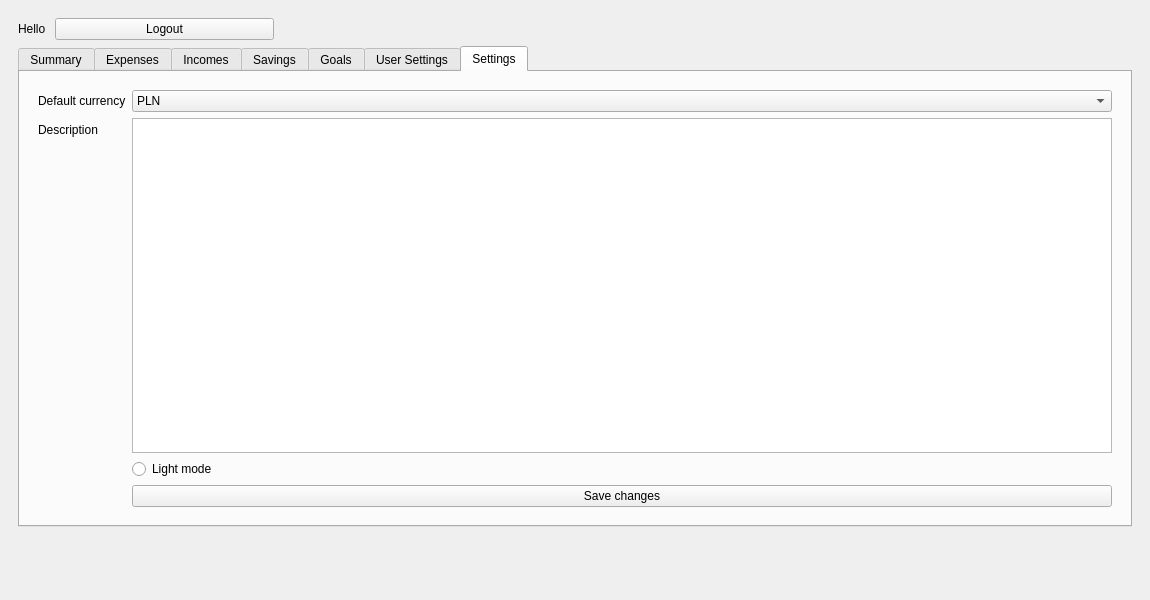
Old version of the form GigaBudget/mainwindow.ui in the repository Kapiura/BudgetPlanner.
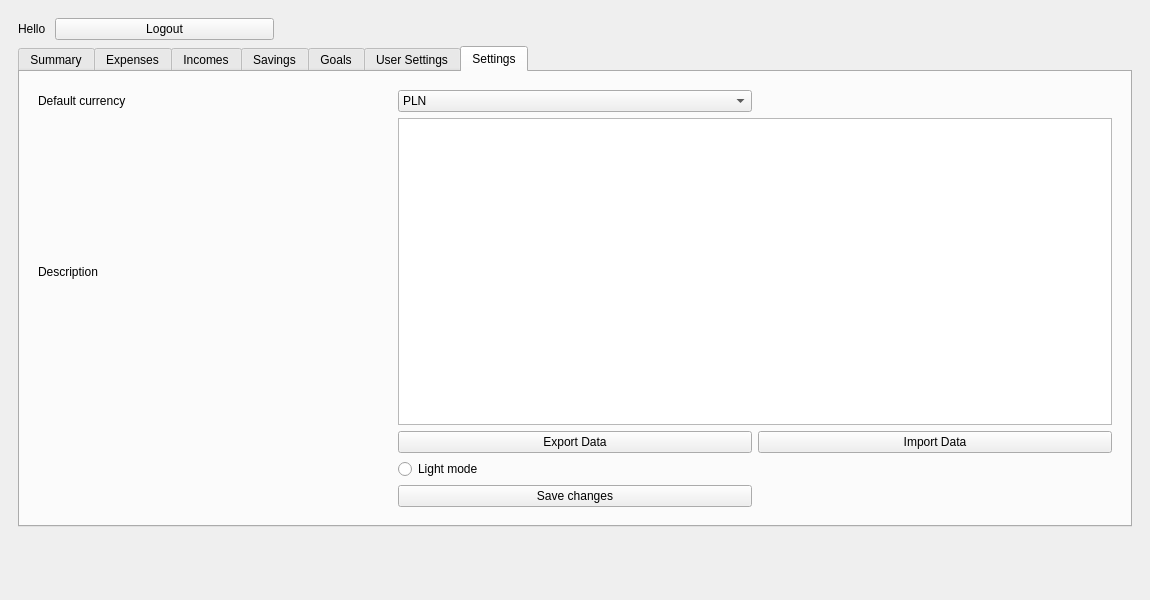
New version of the form. The open tabs and pages were chosen to show the change.

Commit message: Add new features in ui - new two buttons - Export and import data from database

Patch:
```diff
--- a/GigaBudget/mainwindow.ui
+++ b/GigaBudget/mainwindow.ui
@@ -580,7 +580,7 @@
                 <height>191</height>
                </size>
               </property>
-              <layout class="QFormLayout" name="formLayout_6">
+              <layout class="QGridLayout" name="gridLayout">
                <item row="0" column="0">
                 <widget class="QLabel" name="label_14">
                  <property name="text">
@@ -609,23 +609,37 @@
                  </property>
                 </widget>
                </item>
-               <item row="1" column="1">
+               <item row="1" column="1" colspan="2">
                 <widget class="QTextBrowser" name="settingsDesc"/>
                </item>
-               <item row="3" column="1">
-                <widget class="QPushButton" name="settingsSaveChanges">
-                 <property name="text">
-                  <string>Save changes</string>
-                 </property>
-                </widget>
-               </item>
                <item row="2" column="1">
+                <widget class="QPushButton" name="btnExportData">
+                 <property name="text">
+                  <string>Export Data</string>
+                 </property>
+                </widget>
+               </item>
+               <item row="2" column="2">
+                <widget class="QPushButton" name="btnImportData">
+                 <property name="text">
+                  <string>Import Data</string>
+                 </property>
+                </widget>
+               </item>
+               <item row="3" column="1">
                 <widget class="QRadioButton" name="settingsLightMode">
                  <property name="text">
                   <string>Light mode</string>
                  </property>
                 </widget>
                </item>
+               <item row="4" column="1">
+                <widget class="QPushButton" name="settingsSaveChanges">
+                 <property name="text">
+                  <string>Save changes</string>
+                 </property>
+                </widget>
+               </item>
               </layout>
              </widget>
             </item>
```
Left out of the diff: 2 changed lines with no effect on the pictures.
